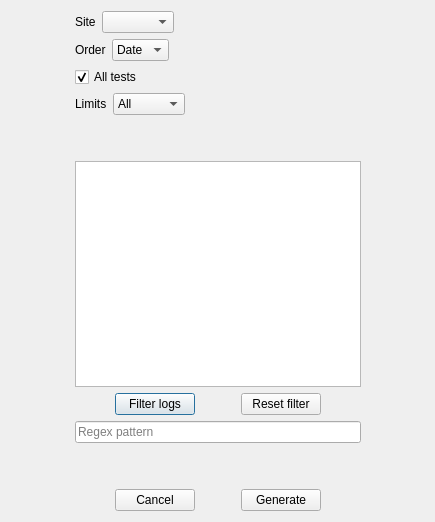
The window that ui/generateRaportDialog.ui (Unvire/DataAnalyzer) describes before a commit, drawn with Qt 5.
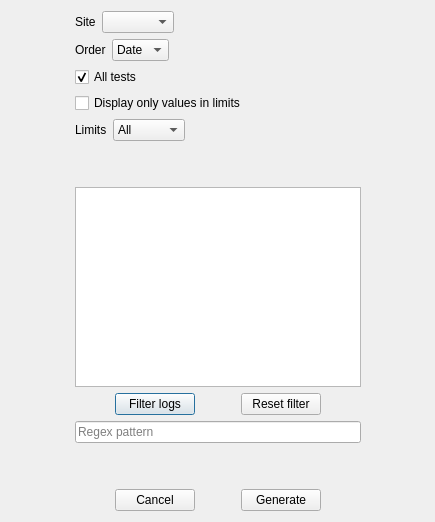
The same window after the commit.

```diff
--- a/ui/generateRaportDialog.ui
+++ b/ui/generateRaportDialog.ui
@@ -13,7 +13,7 @@
   <property name="windowTitle">
    <string>Generate report</string>
   </property>
-  <layout class="QHBoxLayout" name="horizontalLayout_8">
+  <layout class="QHBoxLayout" name="horizontalLayout_9">
    <item>
     <spacer name="horizontalSpacer_6">
      <property name="orientation">
@@ -28,7 +28,7 @@
     </spacer>
    </item>
    <item>
-    <layout class="QVBoxLayout" name="verticalLayout_2" stretch="0,0,0,0,0,1,0,0,0">
+    <layout class="QVBoxLayout" name="verticalLayout_2" stretch="0,0,0,0,0,0,1,0,0,0">
      <item>
       <layout class="QHBoxLayout" name="horizontalLayout_2">
        <item>
@@ -128,6 +128,33 @@
        </item>
       </layout>
      </item>
+     <item>
+      <layout class="QHBoxLayout" name="horizontalLayout_8">
+       <item>
+        <widget class="QCheckBox" name="valuesInLimitsCheckBox">
+         <property name="text">
+          <string>Display only values in limits</string>
+         </property>
+         <property name="checked">
+          <bool>false</bool>
+         </property>
+        </widget>
+       </item>
+       <item>
+        <spacer name="horizontalSpacer_13">
+         <property name="orientation">
+          <enum>Qt::Horizontal</enum>
+         </property>
+         <property name="sizeHint" stdset="0">
+          <size>
+           <width>40</width>
+           <height>20</height>
+          </size>
+         </property>
+        </spacer>
+       </item>
+      </layout>
+     </item>
      <item>
       <layout class="QHBoxLayout" name="horizontalLayout_7">
        <item>
```
